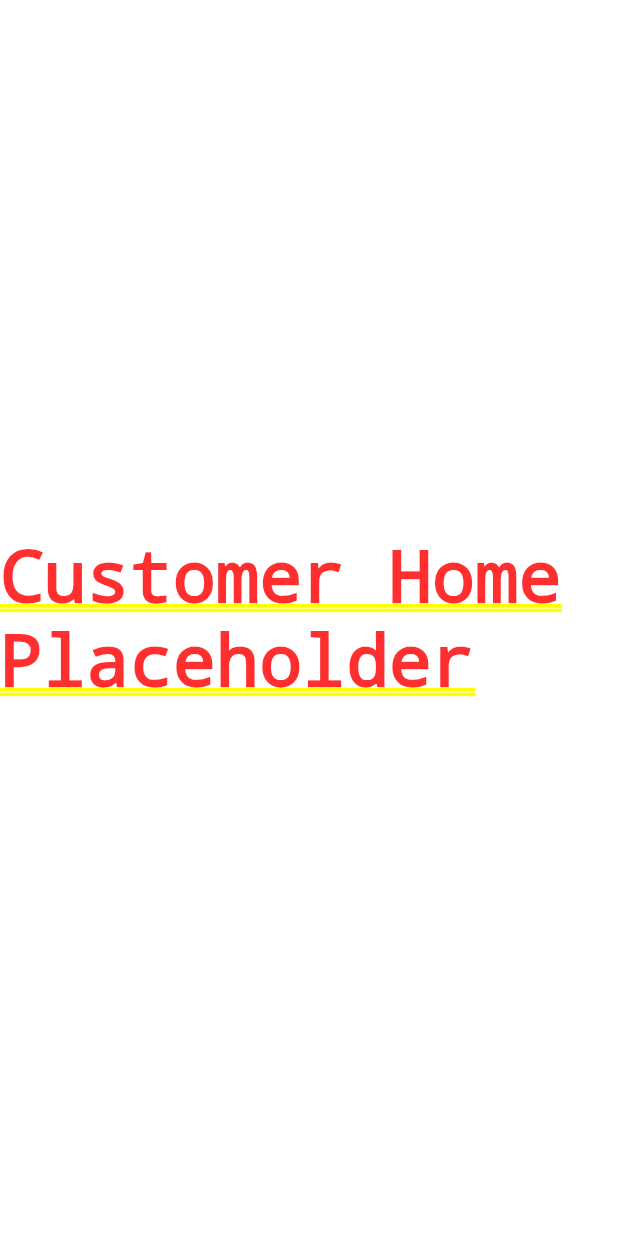
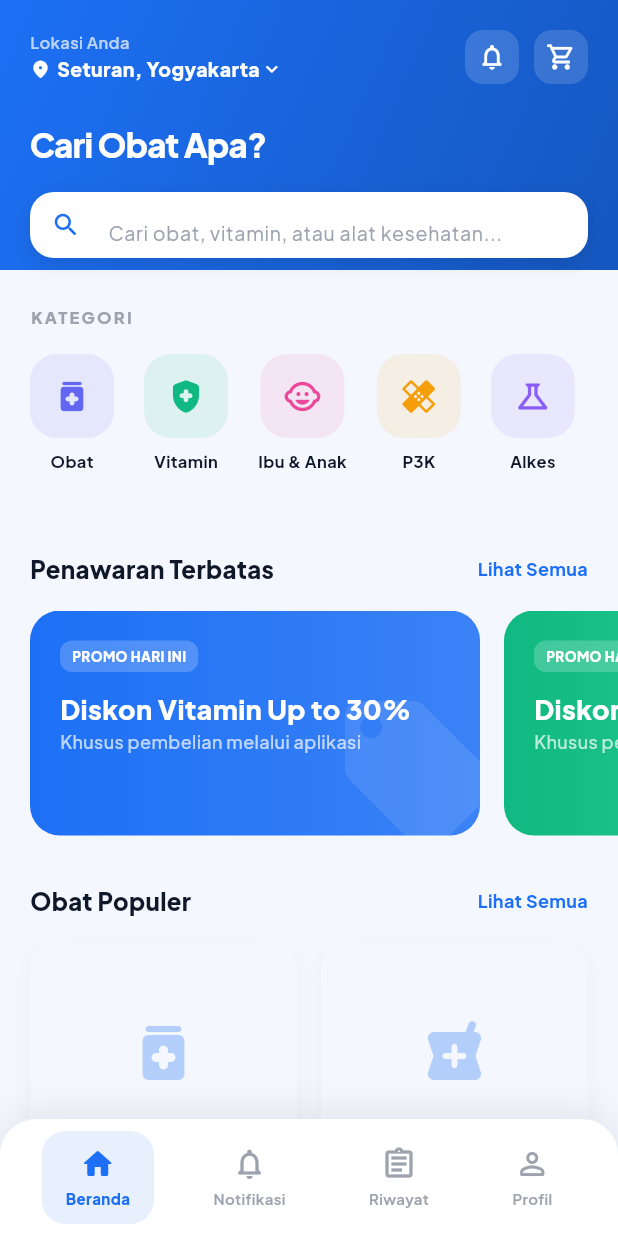
Before and after one commit to ahmadchoms/PBL_ApoTrack_TI_2A, a Flutter app: the screen it shows after launch, after a tap on "Login as Customer", on a phone screen of 412 x 824 dp. Run offline on Flutter 3.47's test engine with Material 3 defaults, Android fonts, the phone set to English and light mode, and no system bars; our stand-ins replace dio, flutter_riverpod, flutter_secure_storage, go_router, google_fonts; missing offline and left inert: mobile_scanner.

Commit message:
feat: implement customer main screen with bottom navigation and home screen integration

```diff
--- a/mobile/lib/features/customer/presentation/screens/home_screen.dart
+++ b/mobile/lib/features/customer/presentation/screens/home_screen.dart
@@ -0,0 +1,383 @@
+import 'package:flutter/material.dart';
+import '../../../../core/theme/app_colors.dart';
+
+class CustomerHomeScreen extends StatelessWidget {
+  const CustomerHomeScreen({super.key});
+
+  @override
+  Widget build(BuildContext context) {
+    return Scaffold(
+      backgroundColor: AppColors.background,
+      body: CustomScrollView(
+        slivers: [
+          // --- TOP BAR & SEARCH ---
+          _buildSliverAppBar(),
+
+          SliverToBoxAdapter(
+            child: Column(
+              crossAxisAlignment: CrossAxisAlignment.start,
+              children: [
+                _buildCategories(),
+                _buildPromoSection(),
+                _buildSectionHeader('Obat Populer', () {}),
+                _buildProductGrid(),
+                const SizedBox(height: 100), // Padding bottom
+              ],
+            ),
+          ),
+        ],
+      ),
+    );
+  }
+
+  Widget _buildSliverAppBar() {
+    return SliverAppBar(
+      expandedHeight: 180,
+      pinned: true,
+      backgroundColor: AppColors.primary,
+      elevation: 0,
+      flexibleSpace: FlexibleSpaceBar(
+        background: Container(
+          decoration: const BoxDecoration(
+            gradient: LinearGradient(
+              begin: Alignment.topLeft,
+              end: Alignment.bottomRight,
+              colors: [AppColors.primary, AppColors.primaryDark],
+            ),
+          ),
+          child: SafeArea(
+            child: Padding(
+              padding: const EdgeInsets.fromLTRB(20, 20, 20, 0),
+              child: Column(
+                crossAxisAlignment: CrossAxisAlignment.start,
+                children: [
+                  Row(
+                    children: [
+                      Column(
+                        crossAxisAlignment: CrossAxisAlignment.start,
+                        children: [
+                          Text(
+                            'Lokasi Anda',
+                            style: TextStyle(
+                              color: Colors.white.withOpacity(0.7),
+                              fontSize: 11,
+                              fontWeight: FontWeight.w600,
+                            ),
+                          ),
+                          const Row(
+                            children: [
+                              Icon(Icons.location_on_rounded, color: Colors.white, size: 14),
+                              SizedBox(width: 4),
+                              Text(
+                                'Seturan, Yogyakarta',
+                                style: TextStyle(
+                                  color: Colors.white,
+                                  fontSize: 13,
+                                  fontWeight: FontWeight.w800,
+                                ),
+                              ),
+                              Icon(Icons.keyboard_arrow_down_rounded, color: Colors.white, size: 16),
+                            ],
+                          ),
+                        ],
+                      ),
+                      const Spacer(),
+                      _buildHeaderIcon(Icons.notifications_none_rounded),
+                      const SizedBox(width: 10),
+                      _buildHeaderIcon(Icons.shopping_cart_outlined),
+                    ],
+                  ),
+                  const SizedBox(height: 24),
+                  const Text(
+                    'Cari Obat Apa?',
+                    style: TextStyle(
+                      color: Colors.white,
+                      fontSize: 22,
+                      fontWeight: FontWeight.w900,
+                      letterSpacing: -0.5,
+                    ),
+                  ),
+                ],
+              ),
+            ),
+          ),
+        ),
+      ),
+      bottom: PreferredSize(
+        preferredSize: const Size.fromHeight(60),
+        child: Container(
+          height: 60,
+          padding: const EdgeInsets.symmetric(horizontal: 20, vertical: 8),
+          child: Container(
+            decoration: BoxDecoration(
+              color: Colors.white,
+              borderRadius: BorderRadius.circular(16),
+              boxShadow: [
+                BoxShadow(
+                  color: Colors.black.withOpacity(0.1),
+                  blurRadius: 10,
+                  offset: const Offset(0, 4),
+                ),
+              ],
+            ),
+            child: const TextField(
+              decoration: InputDecoration(
+                hintText: 'Cari obat, vitamin, atau alat kesehatan...',
+                hintStyle: TextStyle(color: AppColors.textLight, fontSize: 13),
+                prefixIcon: Icon(Icons.search_rounded, color: AppColors.primary, size: 20),
+                border: InputBorder.none,
+                contentPadding: EdgeInsets.symmetric(vertical: 12),
+              ),
+            ),
+          ),
+        ),
+      ),
+    );
+  }
+
+  Widget _buildHeaderIcon(IconData icon) {
+    return Container(
+      padding: const EdgeInsets.all(8),
+      decoration: BoxDecoration(
+        color: Colors.white.withOpacity(0.15),
+        borderRadius: BorderRadius.circular(12),
+      ),
+      child: Icon(icon, color: Colors.white, size: 20),
+    );
+  }
+
+  Widget _buildCategories() {
+    final cats = [
+      {'icon': Icons.medication_rounded, 'label': 'Obat', 'color': const Color(0xFF6366F1)},
+      {'icon': Icons.health_and_safety_rounded, 'label': 'Vitamin', 'color': const Color(0xFF10B981)},
+      {'icon': Icons.child_care_rounded, 'label': 'Ibu & Anak', 'color': const Color(0xFFEC4899)},
+      {'icon': Icons.healing_rounded, 'label': 'P3K', 'color': const Color(0xFFF59E0B)},
+      {'icon': Icons.science_outlined, 'label': 'Alkes', 'color': const Color(0xFF8B5CF6)},
+    ];
+
+    return Column(
+      crossAxisAlignment: CrossAxisAlignment.start,
+      children: [
+        const Padding(
+          padding: EdgeInsets.fromLTRB(20, 24, 20, 16),
+          child: Text(
+            'KATEGORI',
+            style: TextStyle(
+              fontSize: 11,
+              fontWeight: FontWeight.w900,
+              color: AppColors.textLight,
+              letterSpacing: 1.5,
+            ),
+          ),
+        ),
+        SizedBox(
+          height: 100,
+          child: ListView.separated(
+            padding: const EdgeInsets.symmetric(horizontal: 20),
+            scrollDirection: Axis.horizontal,
+            itemCount: cats.length,
+            separatorBuilder: (_, __) => const SizedBox(width: 20),
+            itemBuilder: (_, i) => Column(
+              children: [
+                Container(
+                  width: 56,
+                  height: 56,
+                  decoration: BoxDecoration(
+                    color: (cats[i]['color'] as Color).withOpacity(0.1),
+                    borderRadius: BorderRadius.circular(18),
+                  ),
+                  child: Icon(cats[i]['icon'] as IconData, color: cats[i]['color'] as Color, size: 26),
+                ),
+                const SizedBox(height: 8),
+                Text(
+                  cats[i]['label'] as String,
+                  style: const TextStyle(
+                    fontSize: 11,
+                    fontWeight: FontWeight.w700,
+                    color: AppColors.textDark,
+                  ),
+                ),
+              ],
+            ),
+          ),
+        ),
+      ],
+    );
+  }
+
+  Widget _buildPromoSection() {
+    return Column(
+      crossAxisAlignment: CrossAxisAlignment.start,
+      children: [
+        _buildSectionHeader('Penawaran Terbatas', () {}),
+        SizedBox(
+          height: 150,
+          child: ListView.separated(
+            padding: const EdgeInsets.symmetric(horizontal: 20),
+            scrollDirection: Axis.horizontal,
+            itemCount: 2,
+            separatorBuilder: (_, __) => const SizedBox(width: 16),
+            itemBuilder: (_, i) => Container(
+              width: 300,
+              decoration: BoxDecoration(
+                gradient: LinearGradient(
+                  colors: i == 0
+                    ? [const Color(0xFF1D70F5), const Color(0xFF3B82F6)]
+                    : [const Color(0xFF10B981), const Color(0xFF34D399)],
+                ),
+                borderRadius: BorderRadius.circular(20),
+              ),
+              child: Stack(
+                children: [
+                  Positioned(
+                    right: -20,
+                    bottom: -20,
+                    child: Icon(
+                      Icons.local_offer_rounded,
+                      size: 120,
+                      color: Colors.white.withOpacity(0.1),
+                    ),
+                  ),
+                  Padding(
+                    padding: const EdgeInsets.all(20),
+                    child: Column(
+                      crossAxisAlignment: CrossAxisAlignment.start,
+                      children: [
+                        Container(
+                          padding: const EdgeInsets.symmetric(horizontal: 8, vertical: 4),
+                          decoration: BoxDecoration(
+                            color: Colors.white.withOpacity(0.2),
+                            borderRadius: BorderRadius.circular(8),
+                          ),
+                          child: const Text(
+                            'PROMO HARI INI',
+                            style: TextStyle(color: Colors.white, fontSize: 9, fontWeight: FontWeight.w900),
+                          ),
+                        ),
+                        const SizedBox(height: 12),
+                        const Text(
+                          'Diskon Vitamin Up to 30%',
+                          style: TextStyle(color: Colors.white, fontSize: 18, fontWeight: FontWeight.w900),
+                        ),
+                        const Text(
+                          'Khusus pembelian melalui aplikasi',
+                          style: TextStyle(color: Colors.white70, fontSize: 12, fontWeight: FontWeight.w500),
+                        ),
+                      ],
+                    ),
+                  ),
+                ],
+              ),
+            ),
+          ),
+        ),
+      ],
+    );
+  }
+
+  Widget _buildSectionHeader(String title, VoidCallback onTap) {
+    return Padding(
+      padding: const EdgeInsets.fromLTRB(20, 32, 20, 16),
+      child: Row(
+        mainAxisAlignment: MainAxisAlignment.spaceBetween,
+        children: [
+          Text(
+            title,
+            style: const TextStyle(
+              fontSize: 16,
+              fontWeight: FontWeight.w900,
+              color: AppColors.textDark,
+            ),
+          ),
+          GestureDetector(
+            onTap: onTap,
+            child: const Text(
+              'Lihat Semua',
+              style: TextStyle(
+                fontSize: 12,
+                fontWeight: FontWeight.w700,
+                color: AppColors.primary,
+              ),
+            ),
+          ),
+        ],
+      ),
+    );
+  }
+
+  Widget _buildProductGrid() {
+    final products = [
+      {'name': 'Paracetamol', 'price': 2500, 'unit': 'Tablet', 'image': Icons.medication_rounded},
+      {'name': 'Amoxicillin', 'price': 15000, 'unit': 'Strip', 'image': Icons.local_pharmacy_rounded},
+      {'name': 'Vitamin C 1000mg', 'price': 8000, 'unit': 'Box', 'image': Icons.health_and_safety_rounded},
+      {'name': 'Sangobion', 'price': 22000, 'unit': 'Box', 'image': Icons.bloodtype_rounded},
+    ];
+
+    return Padding(
+      padding: const EdgeInsets.symmetric(horizontal: 20),
+      child: GridView.builder(
+        shrinkWrap: true,
+        physics: const NeverScrollableScrollPhysics(),
+        gridDelegate: const SliverGridDelegateWithFixedCrossAxisCount(
+          crossAxisCount: 2,
+          childAspectRatio: 0.75,
+          crossAxisSpacing: 16,
+          mainAxisSpacing: 16,
+        ),
+        itemCount: products.length,
+        itemBuilder: (_, i) => Container(
+          decoration: BoxDecoration(
+            color: Colors.white,
+            borderRadius: BorderRadius.circular(20),
+            boxShadow: [
+              BoxShadow(
+                color: Colors.black.withOpacity(0.04),
+                blurRadius: 10,
+                offset: const Offset(0, 4),
+              ),
+            ],
+          ),
+          child: Column(
+            crossAxisAlignment: CrossAxisAlignment.start,
+            children: [
+              Expanded(
+                child: Container(
+                  width: double.infinity,
+                  decoration: BoxDecoration(
+                    color: AppColors.background,
+                    borderRadius: const BorderRadius.vertical(top: Radius.circular(20)),
+                  ),
+                  child: Icon(products[i]['image'] as IconData, size: 48, color: AppColors.primary.withOpacity(0.3)),
+                ),
+              ),
+              Padding(
+                padding: const EdgeInsets.all(12),
+                child: Column(
+                  crossAxisAlignment: CrossAxisAlignment.start,
+                  children: [
+                    Text(
+                      products[i]['name'] as String,
+                      style: const TextStyle(fontWeight: FontWeight.w800, fontSize: 14, color: AppColors.textDark),
+                      maxLines: 1,
+                      overflow: TextOverflow.ellipsis,
+                    ),
+                    const SizedBox(height: 2),
+                    Text(
+                      'per ${products[i]['unit']}',
+                      style: const TextStyle(fontSize: 11, color: AppColors.textLight, fontWeight: FontWeight.w500),
+                    ),
+                    const SizedBox(height: 8),
+                    Text(
+                      'Rp ${products[i]['price']}',
+                      style: const TextStyle(fontWeight: FontWeight.w900, fontSize: 14, color: AppColors.primary),
+                    ),
+                  ],
+                ),
+              ),
+            ],
+          ),
+        ),
+      ),
+    );
+  }
+}
--- /dev/null
+++ b/mobile/lib/features/customer/presentation/screens/main_screen.dart
@@ -0,0 +1,97 @@
+import 'package:flutter/material.dart';
+import 'package:flutter/services.dart';
+import '../../../../core/theme/app_colors.dart';
+import 'home_screen.dart';
+
+class CustomerMainScreen extends StatefulWidget {
+  const CustomerMainScreen({super.key});
+
+  @override
+  State<CustomerMainScreen> createState() => _CustomerMainScreenState();
+}
+
+class _CustomerMainScreenState extends State<CustomerMainScreen> {
+  int _currentIndex = 0;
+
+  final List<Widget> _screens = [
+    const CustomerHomeScreen(),
+    const Center(child: Text('Notifikasi (Coming Soon)')),
+    const Center(child: Text('Riwayat (Coming Soon)')),
+    const Center(child: Text('Profil (Coming Soon)')),
+  ];
+
+  @override
+  Widget build(BuildContext context) {
+    return Scaffold(
+      body: _screens[_currentIndex],
+      bottomNavigationBar: _buildBottomNav(),
+    );
+  }
+
+  Widget _buildBottomNav() {
+    return Container(
+      decoration: BoxDecoration(
+        color: Colors.white,
+        boxShadow: [
+          BoxShadow(
+            color: Colors.black.withOpacity(0.08),
+            blurRadius: 20,
+            offset: const Offset(0, -4),
+          ),
+        ],
+        borderRadius: const BorderRadius.vertical(top: Radius.circular(24)),
+      ),
+      child: SafeArea(
+        child: Padding(
+          padding: const EdgeInsets.fromLTRB(16, 8, 16, 8),
+          child: Row(
+            mainAxisAlignment: MainAxisAlignment.spaceAround,
+            children: [
+              _navItem(0, Icons.home_rounded, Icons.home_outlined, 'Beranda'),
+              _navItem(1, Icons.notifications_rounded, Icons.notifications_none_rounded, 'Notifikasi'),
+              _navItem(2, Icons.assignment_rounded, Icons.assignment_outlined, 'Riwayat'),
+              _navItem(3, Icons.person_rounded, Icons.person_outline_rounded, 'Profil'),
+            ],
+          ),
+        ),
+      ),
+    );
+  }
+
+  Widget _navItem(int index, IconData activeIcon, IconData inactiveIcon, String label) {
+    final isSelected = _currentIndex == index;
+    return GestureDetector(
+      onTap: () {
+        HapticFeedback.selectionClick();
+        setState(() => _currentIndex = index);
+      },
+      child: AnimatedContainer(
+        duration: const Duration(milliseconds: 300),
+        padding: const EdgeInsets.symmetric(horizontal: 16, vertical: 10),
+        decoration: BoxDecoration(
+          color: isSelected ? AppColors.primary.withOpacity(0.1) : Colors.transparent,
+          borderRadius: BorderRadius.circular(16),
+        ),
+        child: Column(
+          mainAxisSize: MainAxisSize.min,
+          children: [
+            Icon(
+              isSelected ? activeIcon : inactiveIcon,
+              color: isSelected ? AppColors.primary : AppColors.textLight,
+              size: 24,
+            ),
+            const SizedBox(height: 4),
+            Text(
+              label,
+              style: TextStyle(
+                fontSize: 10,
+                fontWeight: isSelected ? FontWeight.w800 : FontWeight.w600,
+                color: isSelected ? AppColors.primary : AppColors.textLight,
+              ),
+            ),
+          ],
+        ),
+      ),
+    );
+  }
+}
--- a/mobile/lib/features/staff/presentation/widgets/medicine_form/medicine_form_batch.dart
+++ b/mobile/lib/features/staff/presentation/widgets/medicine_form/medicine_form_batch.dart
@@ -1,5 +1,5 @@
 import 'package:flutter/material.dart';
-import '../../../../core/theme/app_colors.dart';
+import '../../../../../core/theme/app_colors.dart';
 
 class MedicineFormBatchCard extends StatelessWidget {
   final int index;
--- a/mobile/lib/features/staff/presentation/widgets/medicine_form/medicine_form_card.dart
+++ b/mobile/lib/features/staff/presentation/widgets/medicine_form/medicine_form_card.dart
@@ -1,5 +1,5 @@
 import 'package:flutter/material.dart';
-import '../../../../core/theme/app_colors.dart';
+import '../../../../../core/theme/app_colors.dart';
 
 class MedicineFormCard extends StatelessWidget {
   final Widget child;
--- a/mobile/lib/features/staff/presentation/widgets/medicine_form/medicine_form_fields.dart
+++ b/mobile/lib/features/staff/presentation/widgets/medicine_form/medicine_form_fields.dart
@@ -1,6 +1,6 @@
 import 'package:flutter/material.dart';
 import 'package:flutter/services.dart';
-import '../../../../core/theme/app_colors.dart';
+import '../../../../../core/theme/app_colors.dart';
 
 class MedicineFormField extends StatefulWidget {
   final String label;
--- a/mobile/lib/routes/app_router.dart
+++ b/mobile/lib/routes/app_router.dart
@@ -1,6 +1,8 @@
 import 'package:flutter/material.dart';
 import 'package:go_router/go_router.dart';
 import 'package:mobile/features/staff/presentation/screens/order_detail_screen.dart';
+import 'package:mobile/features/customer/presentation/screens/main_screen.dart'
+    as customer;
 import '../features/staff/presentation/screens/main_screen.dart' as staff;
 import '../features/staff/presentation/screens/pos_screen.dart';
 import '../features/staff/presentation/screens/scanner_screen.dart';
@@ -12,8 +14,7 @@ import '../features/staff/presentation/screens/edit_profile_screen.dart';
 import '../features/staff/presentation/screens/change_password_screen.dart';
 import '../features/staff/presentation/screens/activity_history_screen.dart';
 
-// TODO: Import Customer screens when ready
-// import '../features/customer/presentation/screens/main_screen.dart' as customer;
+// Sub-routes for staff
 
 class AppRouter {
   static const String initial = '/';
@@ -101,8 +102,7 @@ class AppRouter {
       ),
       GoRoute(
         path: customerHome,
-        builder: (context, state) =>
-            const Center(child: Text('Customer Home Placeholder')),
+        builder: (context, state) => const customer.CustomerMainScreen(),
       ),
     ],
     // Logic for redirection can be added here or handled in the Login logic
```
